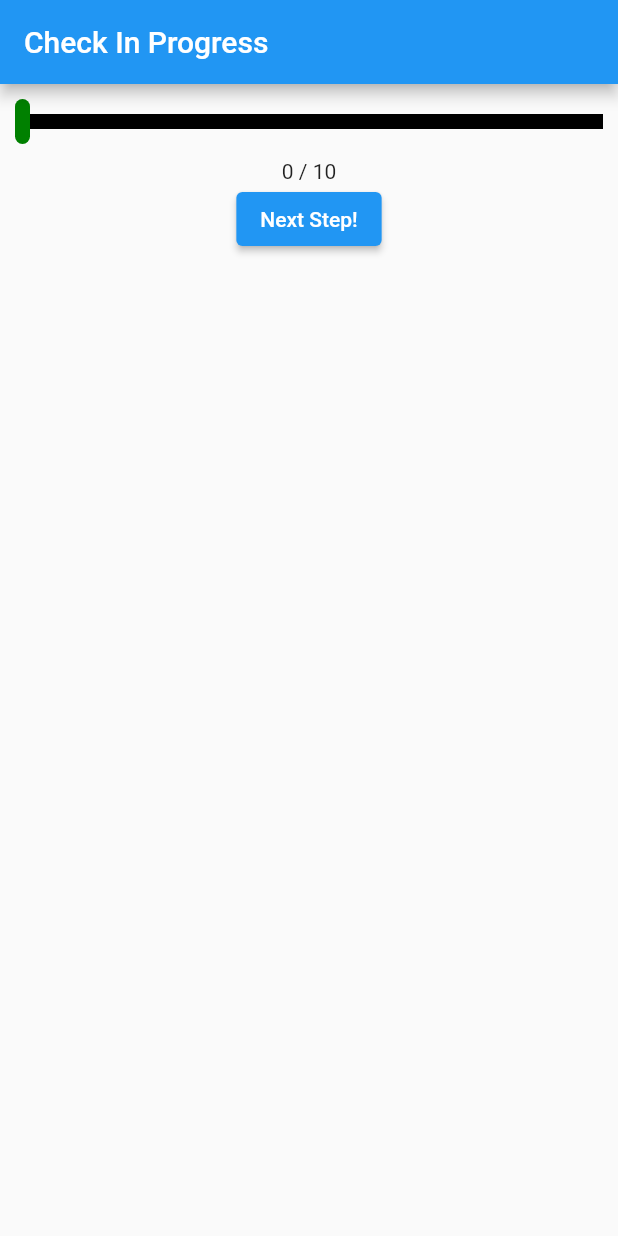
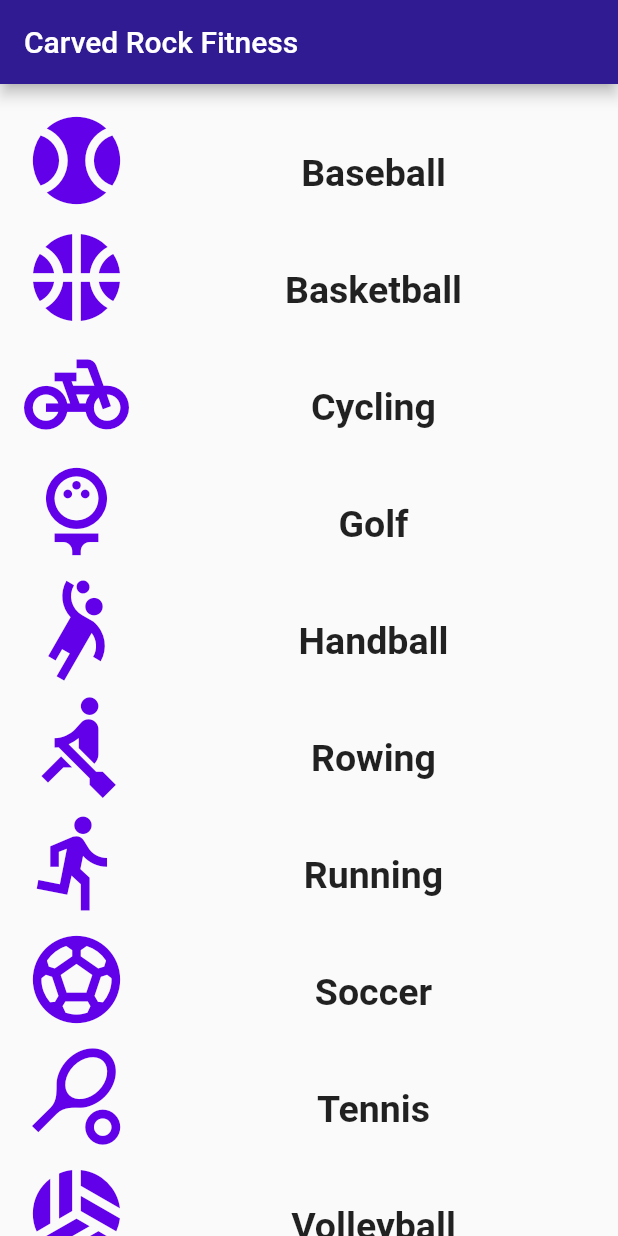
Before and after one commit to jayph88/animation_demo, a Flutter app: the screen it shows after launch, on a phone screen of 412 x 824 dp. Run offline on Flutter 3.47's test engine with Material 2 defaults, Android fonts, the phone set to English and light mode, and no system bars.

Commit message:
hero animation

```diff
--- a/lib/main.dart
+++ b/lib/main.dart
@@ -1,8 +1,61 @@
-import 'dart:math';
-
 import 'package:flutter/material.dart';
 
 void main() => runApp(MainWidget());
+
+var activities = [
+  Activity(
+      title: 'Baseball',
+      description: 'Something about baseball.',
+      iconData: Icons.sports_baseball),
+  Activity(
+      title: 'Basketball',
+      description: 'Something about basketball.',
+      iconData: Icons.sports_basketball),
+  Activity(
+      title: 'Cycling',
+      description: 'Something about cycling.',
+      iconData: Icons.pedal_bike),
+  Activity(
+      title: 'Golf',
+      description: 'Something about golf.',
+      iconData: Icons.sports_golf),
+  Activity(
+      title: 'Handball',
+      description: 'Something about handball.',
+      iconData: Icons.sports_handball),
+  Activity(
+      title: 'Rowing',
+      description: 'Something about rowing.',
+      iconData: Icons.rowing),
+  Activity(
+      title: 'Running',
+      description: 'Something about running.',
+      iconData: Icons.directions_run),
+  Activity(
+      title: 'Soccer',
+      description: 'Something about soccer.',
+      iconData: Icons.sports_soccer),
+  Activity(
+      title: 'Tennis',
+      description: 'Something about tennis.',
+      iconData: Icons.sports_tennis),
+  Activity(
+      title: 'Volleyball',
+      description: 'Something about volleyball.',
+      iconData: Icons.sports_volleyball),
+  Activity(
+      title: 'Walking',
+      description: 'Something about walking.',
+      iconData: Icons.directions_walk),
+];
+
+class Activity {
+  String title;
+  String description;
+  IconData iconData;
+
+  Activity({required this.title, required this.description, required this.iconData});
+}
 
 class MainWidget extends StatelessWidget {
   @override
@@ -18,135 +71,132 @@ class HomeWidget extends StatelessWidget {
   Widget build(BuildContext context) {
     return Scaffold(
       appBar: AppBar(
-        title: Text('Check In Progress'),
+        title: Text('Carved Rock Fitness'),
+        backgroundColor: Colors.deepPurple[900],
       ),
       body: Center(
-        child: Column(
-          children: [
-            GoalTrackerWidget(
-                width: MediaQuery.of(context).size.width - 20.0, numGoals: 10),
-          ],
+        child: ListView.builder(
+          itemCount: activities.length,
+          itemBuilder: (context, index) {
+            final activity = activities[index];
+            return ListTile(
+              onTap: () {
+                Navigator.push(
+                  context,
+                  MaterialPageRoute(
+                    builder: (context) => ActivityWidget(),
+                    settings: RouteSettings(
+                      arguments: activity,
+                    ),
+                  ),
+                );
+              },
+              leading: Hero(
+                child: Icon(
+                  activity.iconData,
+                  size: 70.0,
+                  color: Colors.deepPurpleAccent[700],
+                ),
+                tag: activity.title,
+              ),
+              title: Container(
+                alignment: Alignment.bottomCenter,
+                height: 70.0,
+                child: Text(
+                  activities[index].title,
+                  style: TextStyle(
+                    fontWeight: FontWeight.bold,
+                    fontSize: 25.0,
+                  ),
+                ),
+              ),
+            );
+          },
         ),
       ),
     );
   }
 }
 
-class GoalTrackerWidget extends StatefulWidget {
-  final double width;
-  final int numGoals;
-
-  GoalTrackerWidget({Key? key, required this.width, required this.numGoals})
-      : super(key: key);
-
-  @override
-  GoalTrackerWidgetState createState() => GoalTrackerWidgetState();
-}
-
-class GoalTrackerWidgetState extends State<GoalTrackerWidget>
-    with SingleTickerProviderStateMixin {
-  late AnimationController _animationController;
-  late Animation<double> _animation;
-  late Animation<double> _rotateAnimation;
-  late Animation _fadeanimation;
-  var _currentGoal = 0;
-  late int _numGoals;
-  var _buttonText = 'Next Step!';
-  late VoidCallback  _progress;
-  var test = 10;
-  final double _degrees = pi / 180.0;
-
-  @override
-  void initState() {
-    super.initState();
-
-    _animationController =
-        AnimationController(duration: Duration(seconds: 2), vsync: this);
-
-    _animation = Tween<double>(begin: 0, end: widget.width - 10.0)
-        .animate(CurvedAnimation(parent: _animationController, curve: Interval(0,.5)));
-    // _animation.addListener(() {
-    //   setState(() {});
-    // });
-
-    _rotateAnimation = Tween<double>(begin: 0, end: 1440).animate(
-      CurvedAnimation(parent: _animationController, curve: Interval(.75,1))
-    );
-    _rotateAnimation.addListener(() { setState(() {
-
-    });});
-
-    _fadeanimation = TweenSequence([
-      TweenSequenceItem(tween: Tween<double>(begin:1, end: 0), weight: 1),
-      TweenSequenceItem(tween: Tween<double>(begin:0, end: 1), weight: 1),
-    ]).animate(CurvedAnimation(parent: _animationController, curve: Interval(.5,.75)));
-
-
-    _numGoals = widget.numGoals;
-    _progress = _nextStep;
-  }
-
-  @override
-  void dispose() {
-    _animationController.dispose();
-    super.dispose();
-  }
-
-  void _nextStep() {
-    _currentGoal += _numGoals;
-    _animationController.animateTo(_currentGoal/_numGoals);
-    if (_currentGoal >= _numGoals) {
-      setState(() {
-        _buttonText = 'All done!';
-        // _progress = null;
-      });
-    }
-  }
-
+class ActivityWidget extends StatelessWidget {
   @override
   Widget build(BuildContext context) {
-    return Padding(
-      padding: EdgeInsets.all(10.0),
-      child: Container(
+    final Activity activity = ModalRoute.of(context)!.settings.arguments as Activity;
+    return Scaffold(
+      appBar: AppBar(
+        title: Text('Activity Detail'),
+        backgroundColor: Colors.deepPurple[900],
+      ),
+      body: Padding(
+        padding: EdgeInsets.all(20.0),
         child: Column(
           children: [
-            Stack(
+            Container(
+              height: 200.0,
+              width: MediaQuery.of(context).size.width - 40.0,
+              child: Stack(
                 children: [
-                SizedBox(
-                  height: 40.0,
-                  width: widget.width,
-                ),
                   Positioned(
                     top: 10.0,
-                  child: Container(
-                    height: 10.0,
-                    width: widget.width,
-                    color: Colors.black,
+                    right: 25.0,
+                    child: Hero(
+                      placeholderBuilder: (context, size, child) => Icon(
+                        activity!.iconData,
+                        size: 150,
+                        color: Colors.deepPurple[50],
+                      ),
+                      flightShuttleBuilder: (context, animation, direction,
+                          srcContext, destContext) {
+                        return ScaleTransition(
+                          scale: TweenSequence([
+                            TweenSequenceItem(
+                                tween: Tween<double>(begin: 1.0, end: 10.0),
+                                weight: 1),
+                            TweenSequenceItem(
+                                tween: Tween<double>(begin: 10.0, end: 2.14),
+                                weight: 1),
+                          ]).animate(animation),
+                          child: Icon(
+                            activity.iconData,
+                            size: 70,
+                            color: Colors.deepPurple[200],
+                          ),
+                        );
+                      },
+                      child: Icon(
+                        activity.iconData,
+                        size: 150.0,
+                        color: Colors.deepPurple[200],
+                      ),
+                      tag: activity.title,
                     ),
                   ),
                   Positioned(
-                  left: _animation.value,
-                  top: 0.0,
-                  child: Transform.rotate(
-                    angle: _rotateAnimation.value * _degrees,
-                    child: Container(
-                      decoration: BoxDecoration(
-                        borderRadius: BorderRadius.all(Radius.circular(5.0)),
-                        color: Color.fromRGBO(0,128,0,_fadeanimation.value),
-                      ),
-                      height: 30.0,
-                      width: 10.0,
+                    top: 115.0,
+                    right: 0.0,
+                    child: Text(
+                      activity.title.toUpperCase(),
+                      style: TextStyle(
+                        fontSize: 65.0,
+                        fontWeight: FontWeight.w900,
+                        letterSpacing: -4.0,
+                        color: Colors.deepPurple[700],
                       ),
                     ),
                   ),
                 ],
               ),
-            Text(_currentGoal < _numGoals
-                ? '$_currentGoal / $_numGoals'
-                : 'Completed!'),
-            ElevatedButton(
-              child: Text(_buttonText),
-              onPressed: _progress,
+            ),
+            SizedBox(
+              height: 10.0,
+            ),
+            Text(
+              List.filled(10, activity.description).join(' '),
+              style: TextStyle(
+                color: Colors.black,
+                fontSize: 19.0,
+                height: 1.4,
+              ),
             ),
           ],
         ),
```
Lines whose indentation alone changed are shown as unchanged.
